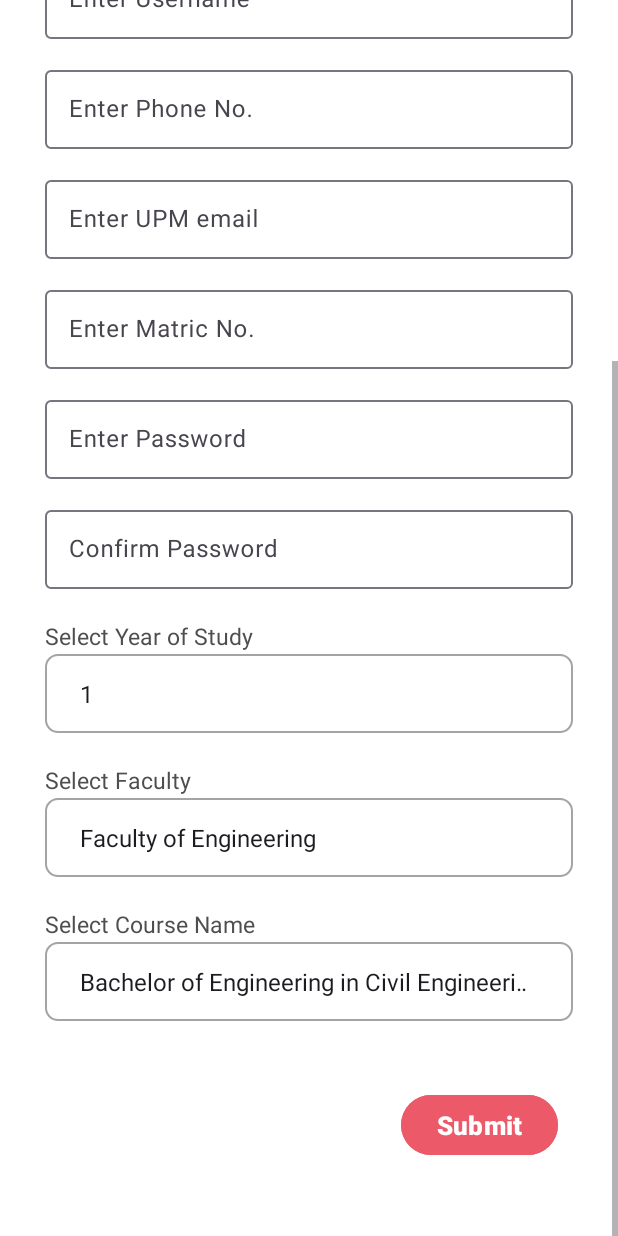
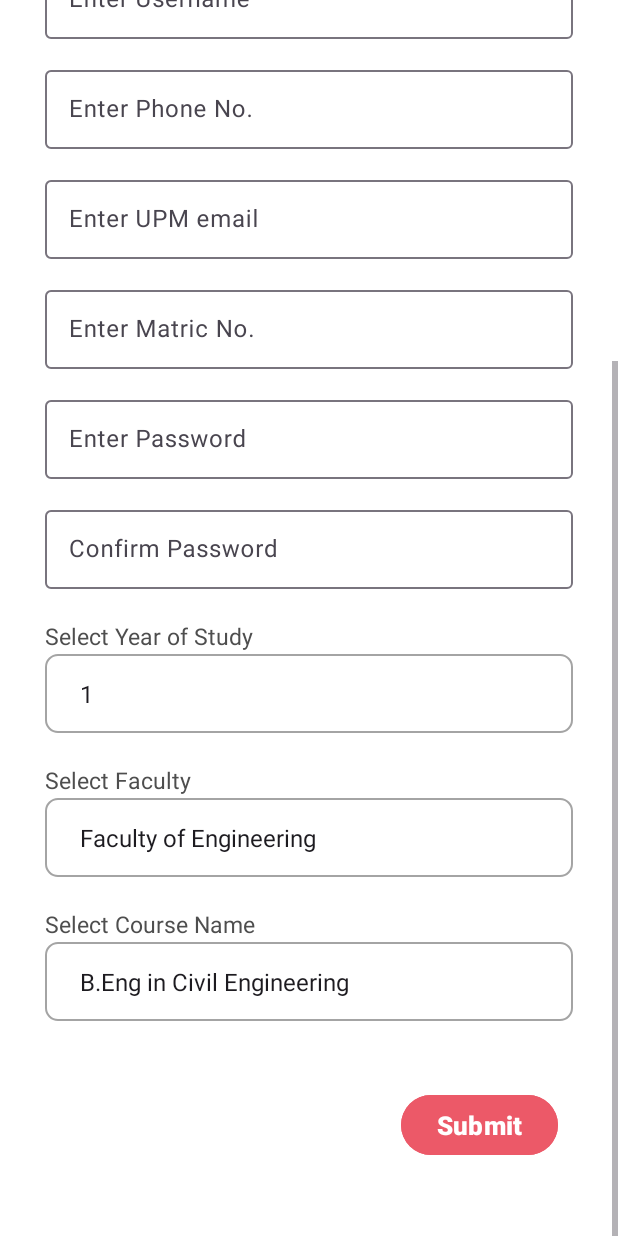
Before and after one commit to candycanegrunge/PutraEVENT, an Android app: the userRegister screen opened directly, with no data from a screen before it, scrolled down 339 dp, on a phone screen of 412 x 824 dp. Run offline under Robolectric (Android 15) with nearby library versions, the phone set to English and light mode, and no system bars; our stand-ins replace Firebase (no records; nobody signed in at launch, a user with empty details on screens opened directly).

Commit message:
Create Event done + modify courses

```diff
--- a/app/src/main/res/values/strings.xml
+++ b/app/src/main/res/values/strings.xml
@@ -47,14 +47,14 @@
 
     <string name="faculty_fk">Faculty of Engineering</string>
     <string-array name="FK_options">
-        <item>Bachelor of Engineering in Civil Engineering</item>
-        <item>Bachelor of Engineering in Electrical and Electronics Engineering</item>
-        <item>Bachelor of Engineering in Chemical Engineering</item>
-        <item>Bachelor of Engineering in Agricultural and Biosystem Engineering</item>
-        <item>Bachelor of Engineering in Mechanical Engineering</item>
-        <item>Bachelor of Engineering in Aerospace Engineering</item>
-        <item>Bachelor of Engineering in Process and Food Engineering</item>
-        <item>Bachelor of Engineering in Computer and Communication System Engineering</item>
+        <item>B.Eng in Civil Engineering</item>
+        <item>B.Eng in Electrical and Electronics Engineering</item>
+        <item>B.Eng in Chemical Engineering</item>
+        <item>B.Eng in Agricultural and Biosystem Engineering</item>
+        <item>B.Eng in Mechanical Engineering</item>
+        <item>B.Eng in Engineering in Aerospace Engineering</item>
+        <item>B.Eng in Process and Food Engineering</item>
+        <item>B.Eng in Computer and Communication System Engineering</item>
     </string-array>
 
 
```
